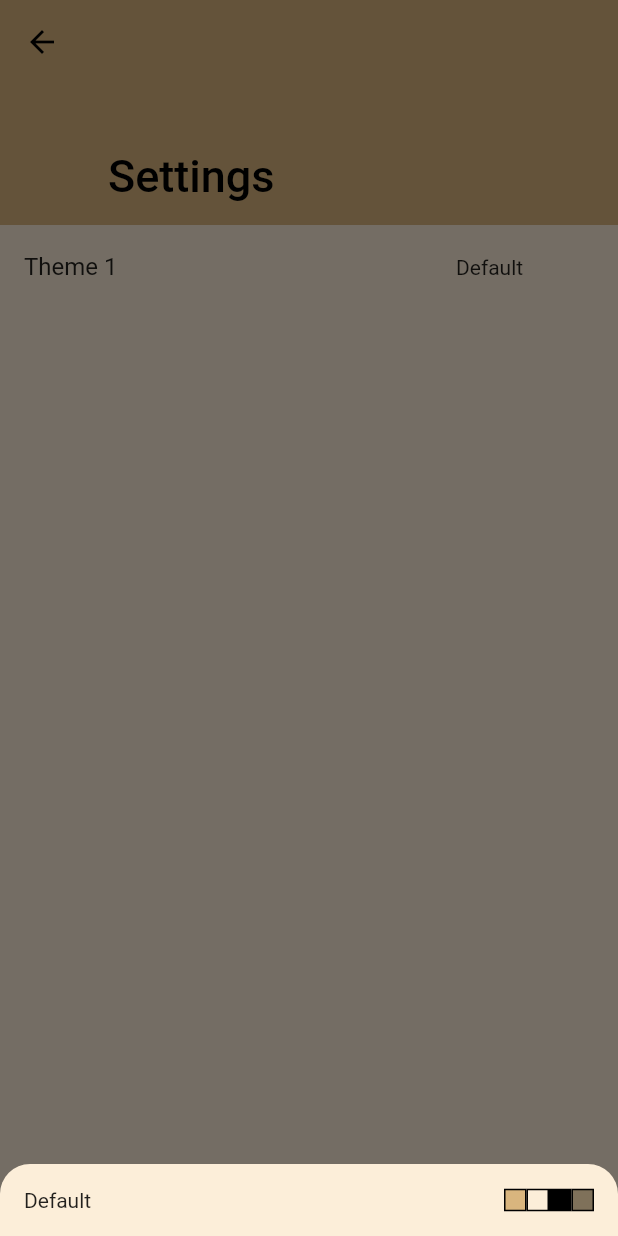
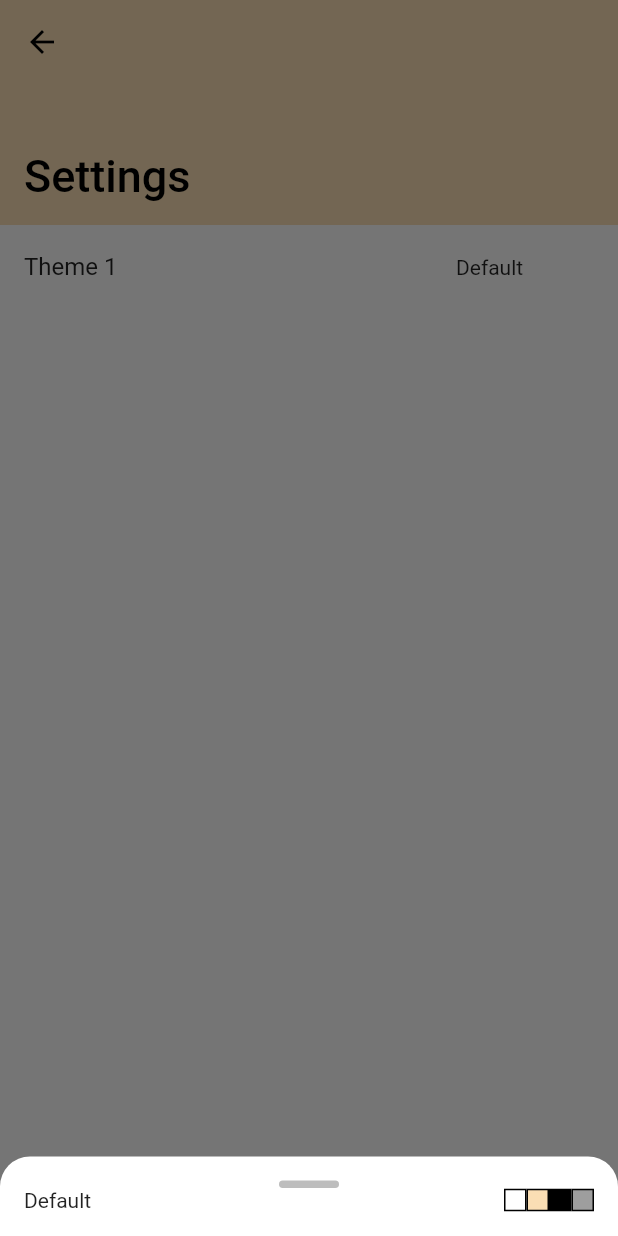
Before and after one commit to scheiermannandre/my_time, a Flutter app: the SettingsPage screen opened by its route, after a tap on an icon or button, on a phone screen of 412 x 824 dp. Run offline on Flutter 3.47's test engine with Material 2 defaults, Android fonts, the phone set to English and light mode, and no system bars; our stand-ins replace go_router.

Commit message:
added custom flexibleSpaceBar for SliverAppBar; Changed Colors

```diff
--- a/lib/global/globals.dart
+++ b/lib/global/globals.dart
@@ -1,11 +1,16 @@
 import 'package:flutter/material.dart';
 
 class GlobalProperties {
-  static const Color PrimaryColor =  Color(0xffD9B57E);
+  static const Color BackgroundColor = Colors.white;
 
-  static const Color SecondaryColor =  Color(0xffFCEED9);
+  // Use for Buttons, AppbarBackground etc.
+  static const Color PrimaryAccentColor = Colors.white;
+
+  //
+  static const Color SecondaryAccentColor = Color(0xfffadeb4);
+  static const Color TertiaryAccentColor = Color(0xfff0d1a3);
   static const Color TextAndIconColor = Colors.black;
-  static const Color ShadowColor = Color.fromARGB(150, 40,25,1);
-    // static const Color ShadowColor = Color(0xff281901);
-
+  static const Color ShadowColor = Colors.grey;
+  // static const Color ShadowColor = Color(0xff281901);
+  static const Color DragIndicatorColor = Color(0xffbdbdbd);
 }
--- a/lib/pages/home_page.dart
+++ b/lib/pages/home_page.dart
@@ -1,7 +1,14 @@
+import 'dart:math';
+import 'dart:ui';
+
 import 'package:flutter/material.dart';
 import 'package:go_router/go_router.dart';
 import 'package:my_time/global/globals.dart';
+import 'package:my_time/widgets/custom_flexible_spacebar.dart';
 import 'package:my_time/widgets/project_tile.dart';
+
+// Hints for the SliverAppbar used in here
+//https://stackoverflow.com/a/64583870
 
 class HomePage extends StatefulWidget {
   const HomePage({super.key});
@@ -53,30 +60,17 @@ class _HomePageState extends State<HomePage> with TickerProviderStateMixin {
 
   Widget padding() {
     return const Padding(
-      padding: EdgeInsets.only(top: 15),
+      padding: EdgeInsets.only(top: 10),
     );
   }
 
   @override
   Widget build(BuildContext context) {
-    LinearGradient _gradient = const LinearGradient(
-        colors: [
-          GlobalProperties.SecondaryColor,
-          GlobalProperties.SecondaryColor
-        ],
-        begin: FractionalOffset(0.0, 0.0),
-        end: FractionalOffset(0, 1),
-        //stops: [0.0, 1.0],
-        tileMode: TileMode.clamp);
     return Scaffold(
-      //gradient: _gradient,
-      backgroundColor: GlobalProperties.SecondaryColor,
-      appBar: AppBar(
-        backgroundColor: GlobalProperties.PrimaryColor,
-        title: const Text(
-          "My Projects",
-          style: TextStyle(color: GlobalProperties.TextAndIconColor),
-        ),
+      backgroundColor: GlobalProperties.BackgroundColor,
+      body: CustomScrollView(
+        slivers: <Widget>[
+          SliverAppBar(
               actions: [
                 IconButton(
                   icon: AnimatedIcon(
@@ -87,7 +81,7 @@ class _HomePageState extends State<HomePage> with TickerProviderStateMixin {
                   onPressed: () {
                     animateHamburger();
                     showModalBottomSheet(
-                backgroundColor: GlobalProperties.SecondaryColor,
+                      backgroundColor: GlobalProperties.PrimaryAccentColor,
                       transitionAnimationController: controller,
                       isScrollControlled: true,
                       shape: const RoundedRectangleBorder(
@@ -102,6 +96,17 @@ class _HomePageState extends State<HomePage> with TickerProviderStateMixin {
                               child: Column(
                             mainAxisSize: MainAxisSize.min,
                             children: [
+                              Container(
+                                height: 5,
+                                width: 40,
+                                decoration: BoxDecoration(
+                                    color: GlobalProperties.DragIndicatorColor,
+                                    border: Border.all(
+                                    color: GlobalProperties.DragIndicatorColor,
+                                    ),
+                                    borderRadius: const BorderRadius.all(
+                                        Radius.circular(20))),
+                              ),
                               ListTile(
                                 trailing: const Icon(
                                   Icons.settings,
@@ -125,9 +130,29 @@ class _HomePageState extends State<HomePage> with TickerProviderStateMixin {
                   },
                 ),
               ],
+              backgroundColor: GlobalProperties.SecondaryAccentColor,
+              // automaticallyImplyLeading: true,
+              // leading: Icon(Icons.arrow_back),
+              expandedHeight: 150,
+              floating: false,
+              pinned: true,
+              flexibleSpace: CustomFlexibleSpaceBar(
+                titlePaddingTween: EdgeInsetsTween(
+                    begin: const EdgeInsets.only(left: 16.0, bottom: 16),
+                    end: const EdgeInsets.only(left: 16.0, bottom: 16)),
+                collapseMode: CollapseMode.pin,
+                centerTitle: false,
+                title: const Text(
+                  'Projects',
+                  style: TextStyle(color: GlobalProperties.TextAndIconColor),
                 ),
-      body: SingleChildScrollView(
-        child: Align(
+                //background: Placeholder(),
+                // foreground: ,
+              )),
+          SliverList(
+            delegate: SliverChildBuilderDelegate(
+              (_, int index) {
+                return Align(
                   alignment: Alignment.topCenter,
                   child: Column(
                     mainAxisAlignment: MainAxisAlignment.spaceAround,
@@ -199,10 +224,15 @@ class _HomePageState extends State<HomePage> with TickerProviderStateMixin {
                       // )
                     ],
                   ),
+                );
+              },
+              childCount: 1,
             ),
           ),
+        ],
+      ),
       floatingActionButton: FloatingActionButton(
-        backgroundColor: GlobalProperties.PrimaryColor,
+        backgroundColor: GlobalProperties.SecondaryAccentColor,
         onPressed: () {},
         child: const Icon(
           Icons.add,
@@ -212,28 +242,3 @@ class _HomePageState extends State<HomePage> with TickerProviderStateMixin {
     );
   }
 }
-
-class CustomScaffold extends StatelessWidget {
-  CustomScaffold(
-      {this.body,
-      this.gradient,
-      this.floatingActionButton,
-      this.appBar,
-      this.backgroundColor}); // and maybe other Scaffold properties
-
-  late Widget? body;
-  late Color? backgroundColor;
-  late AppBar? appBar;
-  late Widget? floatingActionButton;
-  late LinearGradient? gradient;
-
-  @override
-  Widget build(BuildContext context) {
-    return Scaffold(
-      appBar: appBar,
-      body:
-          Container(decoration: BoxDecoration(gradient: gradient), child: body),
-      floatingActionButton: floatingActionButton,
-    );
-  }
-}
--- a/lib/pages/settings_page.dart
+++ b/lib/pages/settings_page.dart
@@ -3,6 +3,7 @@ import 'package:flutter/src/widgets/container.dart';
 import 'package:flutter/src/widgets/framework.dart';
 import 'package:go_router/go_router.dart';
 import 'package:my_time/global/globals.dart';
+import 'package:my_time/widgets/custom_flexible_spacebar.dart';
 
 class SettingsPage extends StatefulWidget {
   const SettingsPage({super.key});
@@ -33,7 +34,7 @@ class _SettingsPageState extends State<SettingsPage>
     double height = MediaQuery.of(context).size.height;
     double width = MediaQuery.of(context).size.width;
     return Scaffold(
-      backgroundColor: GlobalProperties.SecondaryColor,
+      backgroundColor: GlobalProperties.BackgroundColor,
       body: CustomScrollView(
         slivers: <Widget>[
           SliverAppBar(
@@ -45,22 +46,32 @@ class _SettingsPageState extends State<SettingsPage>
                     Icons.arrow_back,
                     color: GlobalProperties.TextAndIconColor,
                   )),
-            backgroundColor: GlobalProperties.PrimaryColor,
-            expandedHeight: 150.0,
-            flexibleSpace: const FlexibleSpaceBar(
-              title: Text(
+              backgroundColor: GlobalProperties.SecondaryAccentColor,
+              // automaticallyImplyLeading: true,
+              // leading: Icon(Icons.arrow_back),
+              expandedHeight: 150,
+              floating: false,
+              pinned: true,
+              flexibleSpace: CustomFlexibleSpaceBar(
+                titlePaddingTween: EdgeInsetsTween(
+                    begin: const EdgeInsets.only(left: 16.0, bottom: 16),
+                    end: const EdgeInsets.only(left: 55.0, bottom: 16)),
+                collapseMode: CollapseMode.pin,
+                centerTitle: false,
+                title: const Text(
                   'Settings',
                   style: TextStyle(color: GlobalProperties.TextAndIconColor),
                 ),
-            ),
-          ),
+                //background: Placeholder(),
+                // foreground: ,
+              )),
           SliverList(
             delegate: SliverChildBuilderDelegate(
               (_, int index) {
                 return ListTile(
                   onTap: () {
                     showModalBottomSheet(
-                      backgroundColor: GlobalProperties.SecondaryColor,
+                      backgroundColor: GlobalProperties.BackgroundColor,
                       transitionAnimationController: controller,
                       isScrollControlled: true,
                       shape: const RoundedRectangleBorder(
@@ -73,6 +84,18 @@ class _SettingsPageState extends State<SettingsPage>
                           child: Column(
                             mainAxisSize: MainAxisSize.min,
                             children: [
+                              Container(
+                                height: 5,
+                                width: 40,
+                                decoration: BoxDecoration(
+                                    color: GlobalProperties.DragIndicatorColor,
+                                    border: Border.all(
+                                      color:
+                                          GlobalProperties.DragIndicatorColor,
+                                    ),
+                                    borderRadius: const BorderRadius.all(
+                                        Radius.circular(20))),
+                              ),
                               Row(
                                 mainAxisAlignment:
                                     MainAxisAlignment.spaceBetween,
@@ -82,7 +105,8 @@ class _SettingsPageState extends State<SettingsPage>
                                     children: [
                                       Container(
                                         decoration: BoxDecoration(
-                                          color: GlobalProperties.PrimaryColor,
+                                          color: GlobalProperties
+                                              .PrimaryAccentColor,
                                           border: Border.all(
                                               color: GlobalProperties
                                                   .TextAndIconColor),
@@ -92,8 +116,8 @@ class _SettingsPageState extends State<SettingsPage>
                                       ),
                                       Container(
                                         decoration: BoxDecoration(
-                                          color:
-                                              GlobalProperties.SecondaryColor,
+                                          color: GlobalProperties
+                                              .SecondaryAccentColor,
                                           border: Border.all(
                                               color: GlobalProperties
                                                   .TextAndIconColor),
--- /dev/null
+++ b/lib/widgets/custom_flexible_spacebar.dart
@@ -0,0 +1,260 @@
+import 'dart:math';
+import 'dart:ui';
+import 'package:flutter/material.dart';
+
+/// See also:
+///
+///  * [SliverAppBar], which implements the expanding and contracting.
+///  * [AppBar], which is used by [SliverAppBar].
+///  * <https://material.io/design/components/app-bars-top.html#behavior>
+class CustomFlexibleSpaceBar extends StatefulWidget {
+  /// Creates a flexible space bar.
+  ///
+  /// Most commonly used in the [AppBar.flexibleSpace] field.
+  const CustomFlexibleSpaceBar({
+    Key? key,
+    this.title,
+    this.foreground,
+    this.background,
+    this.centerTitle,
+    this.titlePadding,
+    this.titlePaddingTween,
+    this.collapseMode = CollapseMode.parallax,
+    this.stretchModes = const <StretchMode>[StretchMode.zoomBackground],
+  })  : assert(collapseMode != null),
+        super(key: key);
+
+  /// The primary contents of the flexible space bar when expanded.
+  ///
+  /// Typically a [Text] widget.
+  final Widget? title;
+
+  final Widget? foreground;
+
+  /// Shown behind the [title] when expanded.
+  ///
+  /// Typically an [Image] widget with [Image.fit] set to [BoxFit.cover].
+  final Widget? background;
+
+  /// Whether the title should be centered.
+  ///
+  /// By default this property is true if the current target platform
+  /// is [TargetPlatform.iOS] or [TargetPlatform.macOS], false otherwise.
+  final bool? centerTitle;
+
+  /// Collapse effect while scrolling.
+  ///
+  /// Defaults to [CollapseMode.parallax].
+  final CollapseMode collapseMode;
+
+  /// Stretch effect while over-scrolling.
+  ///
+  /// Defaults to include [StretchMode.zoomBackground].
+  final List<StretchMode> stretchModes;
+
+  /// Defines how far the [title] is inset from either the widget's
+  /// bottom-left or its center.
+  ///
+  /// Typically this property is used to adjust how far the title is
+  /// is inset from the bottom-left and it is specified along with
+  /// [centerTitle] false.
+  ///
+  /// By default the value of this property is
+  /// `EdgeInsetsDirectional.only(start: 72, bottom: 16)` if the title is
+  /// not centered, `EdgeInsetsDirectional.only(start: 0, bottom: 16)` otherwise.
+  final EdgeInsetsGeometry? titlePadding;
+  final EdgeInsetsTween? titlePaddingTween;
+
+  @override
+  _CustomFlexibleSpaceBarState createState() => _CustomFlexibleSpaceBarState();
+}
+
+class _CustomFlexibleSpaceBarState extends State<CustomFlexibleSpaceBar> {
+  bool? _getEffectiveCenterTitle(ThemeData theme) {
+    if (widget.centerTitle != null) {
+      return widget.centerTitle;
+    }
+    assert(theme.platform != null);
+    switch (theme.platform) {
+      case TargetPlatform.android:
+      case TargetPlatform.fuchsia:
+      case TargetPlatform.linux:
+      case TargetPlatform.windows:
+        return false;
+      case TargetPlatform.iOS:
+      case TargetPlatform.macOS:
+        return true;
+    }
+  }
+
+  Alignment _getTitleAlignment(bool effectiveCenterTitle) {
+    if (effectiveCenterTitle) return Alignment.bottomCenter;
+    final TextDirection textDirection = Directionality.of(context);
+    assert(textDirection != null);
+    switch (textDirection) {
+      case TextDirection.rtl:
+        return Alignment.bottomRight;
+      case TextDirection.ltr:
+        return Alignment.bottomLeft;
+    }
+  }
+
+  double _getCollapsePadding(double t, FlexibleSpaceBarSettings settings) {
+    switch (widget.collapseMode) {
+      case CollapseMode.pin:
+        return -(settings.maxExtent - settings.currentExtent);
+      case CollapseMode.none:
+        return 0.0;
+      case CollapseMode.parallax:
+        final double deltaExtent = settings.maxExtent - settings.minExtent;
+        return -Tween<double>(begin: 0.0, end: deltaExtent / 4.0).transform(t);
+    }
+  }
+
+  @override
+  Widget build(BuildContext context) {
+    return LayoutBuilder(
+        builder: (BuildContext context, BoxConstraints constraints) {
+      final FlexibleSpaceBarSettings? settings = context
+          .dependOnInheritedWidgetOfExactType<FlexibleSpaceBarSettings>();
+      assert(
+        settings != null,
+        'A FlexibleSpaceBar must be wrapped in the widget returned by FlexibleSpaceBar.createSettings().',
+      );
+
+      final List<Widget> children = <Widget>[];
+
+      final double deltaExtent = settings!.maxExtent - settings.minExtent;
+
+      // 0.0 -> Expanded
+      // 1.0 -> Collapsed to toolbar
+      final double t =
+          (1.0 - (settings.currentExtent - settings.minExtent) / deltaExtent)
+              .clamp(0.0, 1.0);
+
+      // background
+      if (widget.background != null) {
+        final double fadeStart = max(0.0, 1.0 - kToolbarHeight / deltaExtent);
+        const double fadeEnd = 1.0;
+        assert(fadeStart <= fadeEnd);
+        final double opacity = 1.0 - Interval(fadeStart, fadeEnd).transform(t);
+        double height = settings.maxExtent;
+
+        // StretchMode.zoomBackground
+        if (widget.stretchModes.contains(StretchMode.zoomBackground) &&
+            constraints.maxHeight > height) {
+          height = constraints.maxHeight;
+        }
+        children.add(Positioned(
+          top: _getCollapsePadding(t, settings),
+          left: 0.0,
+          right: 0.0,
+          height: height,
+          child: Opacity(
+            // IOS is relying on this semantics node to correctly traverse
+            // through the app bar when it is collapsed.
+            alwaysIncludeSemantics: true,
+            opacity: opacity,
+            child: widget.background,
+          ),
+        ));
+
+        // StretchMode.blurBackground
+        if (widget.stretchModes.contains(StretchMode.blurBackground) &&
+            constraints.maxHeight > settings.maxExtent) {
+          final double blurAmount =
+              (constraints.maxHeight - settings.maxExtent) / 10;
+          children.add(Positioned.fill(
+              child: BackdropFilter(
+                  child: Container(
+                    color: Colors.transparent,
+                  ),
+                  filter: ImageFilter.blur(
+                    sigmaX: blurAmount,
+                    sigmaY: blurAmount,
+                  ))));
+        }
+      }
+
+      // title
+      if (widget.title != null) {
+        final ThemeData theme = Theme.of(context);
+
+        Widget? title;
+        switch (theme.platform) {
+          case TargetPlatform.iOS:
+          case TargetPlatform.macOS:
+            title = widget.title;
+            break;
+          case TargetPlatform.android:
+          case TargetPlatform.fuchsia:
+          case TargetPlatform.linux:
+          case TargetPlatform.windows:
+            title = Semantics(
+              namesRoute: true,
+              child: widget.title,
+            );
+            break;
+        }
+
+        // StretchMode.fadeTitle
+        if (widget.stretchModes.contains(StretchMode.fadeTitle) &&
+            constraints.maxHeight > settings.maxExtent) {
+          final double stretchOpacity = 1 -
+              (((constraints.maxHeight - settings.maxExtent) / 100)
+                  .clamp(0.0, 1.0));
+          title = Opacity(
+            opacity: stretchOpacity,
+            child: title,
+          );
+        }
+
+        final double opacity = settings.toolbarOpacity;
+        if (opacity > 0.0) {
+          TextStyle? titleStyle = theme.primaryTextTheme.headline6;
+          titleStyle = titleStyle!
+              .copyWith(color: titleStyle.color?.withOpacity(opacity));
+          final bool? effectiveCenterTitle = _getEffectiveCenterTitle(theme);
+          final padding = widget.titlePadding ??
+              widget.titlePaddingTween?.transform(t) ??
+              EdgeInsetsDirectional.only(
+                start: effectiveCenterTitle! ? 0.0 : 72.0,
+                bottom: 16.0,
+              );
+          final double scaleValue =
+              Tween<double>(begin: 1.5, end: 1.0).transform(t);
+          final Matrix4 scaleTransform = Matrix4.identity()
+            ..scale(scaleValue, scaleValue, 1.0);
+          final Alignment titleAlignment =
+              _getTitleAlignment(effectiveCenterTitle!);
+          children.add(Container(
+            padding: padding,
+            child: Transform(
+              alignment: titleAlignment,
+              transform: scaleTransform,
+              child: Align(
+                alignment: titleAlignment,
+                child: DefaultTextStyle(
+                  style: titleStyle,
+                  child: LayoutBuilder(builder:
+                      (BuildContext context, BoxConstraints constraints) {
+                    return Container(
+                      width: constraints.maxWidth / scaleValue,
+                      alignment: titleAlignment,
+                      child: title,
+                    );
+                  }),
+                ),
+              ),
+            ),
+          ));
+        }
+      }
+      if (widget.foreground != null) {
+        children.add(widget.foreground as Widget);
+      }
+
+      return ClipRect(child: Stack(children: children));
+    });
+  }
+}
--- a/lib/widgets/project_tile.dart
+++ b/lib/widgets/project_tile.dart
@@ -10,7 +10,7 @@ class ProjectTile extends StatelessWidget {
   @override
   Widget build(BuildContext context) {
     double height = MediaQuery.of(context).size.height * 0.075;
-    double width = MediaQuery.of(context).size.width * 0.85;
+    double width = MediaQuery.of(context).size.width * 0.925;
 
     return Container(
       height: height,
@@ -21,7 +21,7 @@ class ProjectTile extends StatelessWidget {
           boxShadow: const [
             BoxShadow(
               color: GlobalProperties.ShadowColor,
-              blurRadius: 2.0, // soften the shadow
+              blurRadius: 5.0, // soften the shadow
               spreadRadius: 0.0, //extend the shadow
               offset: Offset(
                 0.0, // Move to right 5  horizontally
@@ -29,9 +29,9 @@ class ProjectTile extends StatelessWidget {
               ),
             )
           ],
-          color: GlobalProperties.PrimaryColor,
+          color: GlobalProperties.PrimaryAccentColor,
           border: Border.all(color: Colors.transparent),
-          borderRadius: const BorderRadius.all(Radius.circular(10))),
+          borderRadius: const BorderRadius.all(Radius.circular(5))),
       child: Row(
         mainAxisAlignment: MainAxisAlignment.spaceBetween,
         children: [Text(title), const Icon(Icons.arrow_forward_ios)],
```
Also changed, not shown: lib/main.dart (+66 -1 lines), lib/widgets/settings_tile.dart (added). Lines whose indentation alone changed are shown as unchanged.
